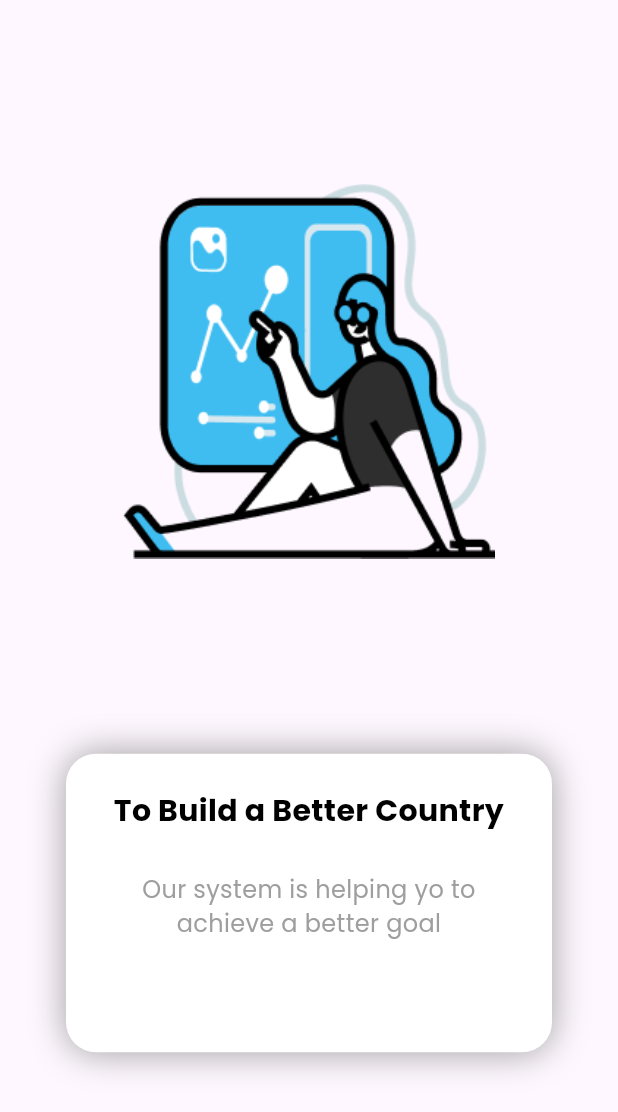
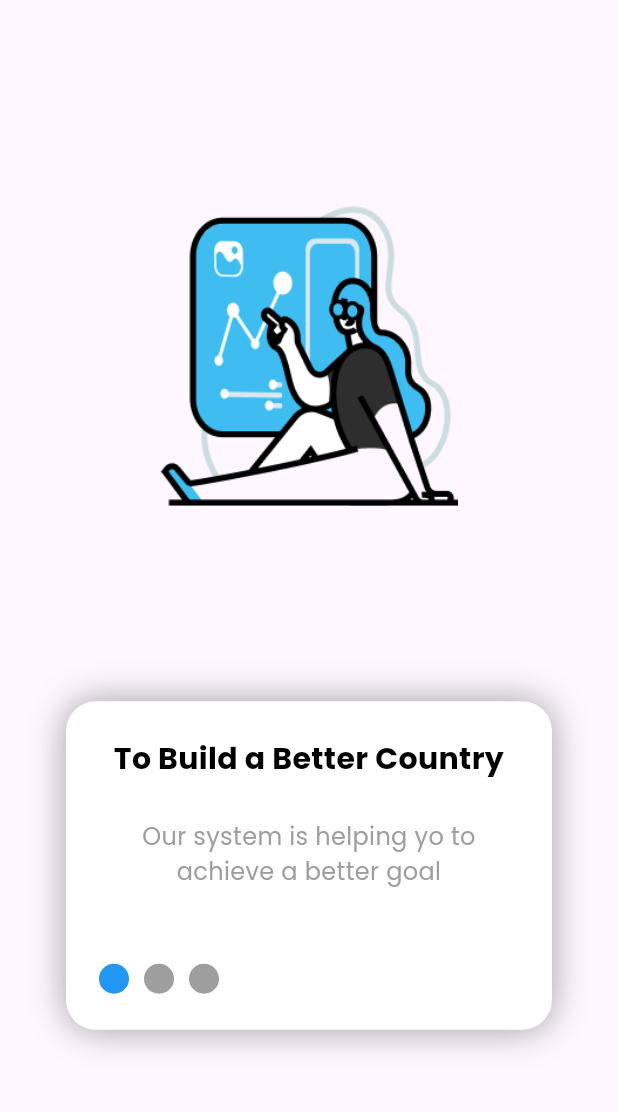
Before and after one commit to Royhan2123/Aplikasi-Mbanking, a Flutter app: the screen it shows after launch, on a phone screen of 412 x 824 dp. Shown: the top 1112 px of the screen. Run offline on Flutter 3.47's test engine with Material 3 defaults, Android fonts, the phone set to English and light mode, and no system bars; drawn by our look-alikes of carousel_slider; our stand-ins replace google_fonts.

Commit message:
onBoarding

```diff
--- a/lib/ui/on_boarding.dart
+++ b/lib/ui/on_boarding.dart
@@ -42,7 +42,7 @@ class _OnBoardingState extends State<OnBoarding> {
                   Image.asset("assets/onBoarding3.png"),
                 ],
                 options: CarouselOptions(
-                  height: 250,
+                  height: 200,
                   viewportFraction: 1,
                   enableInfiniteScroll: false,
                   onPageChanged: (index, reason) {
@@ -92,6 +92,94 @@ class _OnBoardingState extends State<OnBoarding> {
                     SizedBox(
                       height: currentIndex == 2 ? 38 : 50,
                     ),
+                    currentIndex == 2
+                        ? Column(
+                            children: [
+                              Column(
+                                children: [
+                                  SizedBox(
+                                    width: double.infinity,
+                                    height: 40,
+                                    child: ElevatedButton(
+                                      style: ElevatedButton.styleFrom(
+                                          foregroundColor: Colors.lightBlue,
+                                          backgroundColor: Colors.purple,
+                                          shape: RoundedRectangleBorder(
+                                              borderRadius:
+                                                  BorderRadius.circular(30))),
+                                      onPressed: () {
+                                        Navigator.pushNamed(
+                                          context,
+                                          '/loginPage',
+                                        );
+                                      },
+                                      child: Text(
+                                        'Get Started',
+                                        style: whiteStyle.copyWith(
+                                          fontSize: 16,
+                                          fontWeight: FontWeight.bold,
+                                        ),
+                                      ),
+                                    ),
+                                  ),
+                                  const SizedBox(
+                                    height: 20,
+                                  ),
+                                  TextButton(
+                                    onPressed: () {
+                                      Navigator.pushNamed(
+                                        context,
+                                        '/signIn',
+                                      );
+                                    },
+                                    child: Text(
+                                      "Sign In",
+                                      style: greyStyle.copyWith(
+                                        fontSize: 16,
+                                      ),
+                                    ),
+                                  ),
+                                ],
+                              )
+                            ],
+                          )
+                        : Row(
+                            children: [
+                              Container(
+                                decoration: BoxDecoration(
+                                    color: currentIndex == 0
+                                        ? Colors.blue
+                                        : Colors.grey,
+                                    shape: BoxShape.circle),
+                                width: 20,
+                                height: 20,
+                              ),
+                              const SizedBox(
+                                width: 10,
+                              ),
+                              Container(
+                                decoration: BoxDecoration(
+                                    color: currentIndex == 1
+                                        ? Colors.blue
+                                        : Colors.grey,
+                                    shape: BoxShape.circle),
+                                width: 20,
+                                height: 20,
+                              ),
+                              const SizedBox(
+                                width: 10,
+                              ),
+                              Container(
+                                decoration: BoxDecoration(
+                                    color: currentIndex == 2
+                                        ? Colors.blue
+                                        : Colors.grey,
+                                    shape: BoxShape.circle),
+                                width: 20,
+                                height: 20,
+                              ),
+                            ],
+                          ),
                   ],
                 ),
               ),
```
